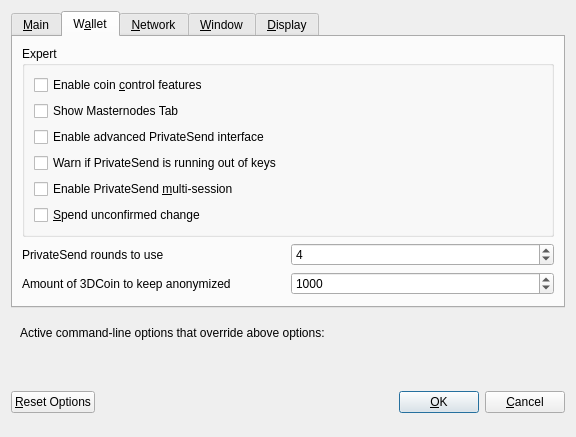
vitruvedz/3dcoin, file src/qt/forms/optionsdialog.ui: the form before one commit.
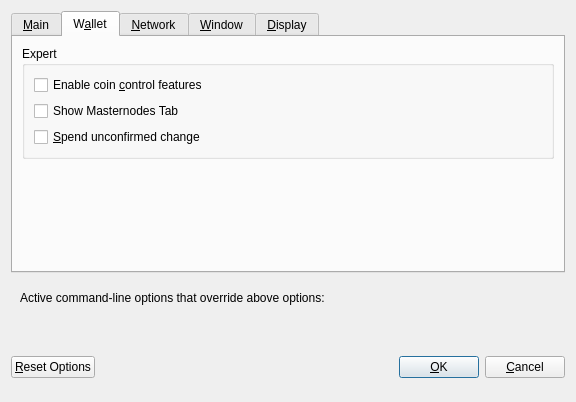
The form after the commit. The open tabs and pages were chosen to show the change. Custom widgets are drawn as their Qt base class.

Diff of the .ui file:
```diff
--- a/src/qt/forms/optionsdialog.ui
+++ b/src/qt/forms/optionsdialog.ui
@@ -163,36 +163,6 @@
             </property>
            </widget>
           </item>
-          <item>
-           <widget class="QCheckBox" name="showAdvancedPSUI">
-            <property name="toolTip">
-             <string>Show additional information and buttons for PrivateSend on overview screen.</string>
-            </property>
-            <property name="text">
-             <string>Enable advanced PrivateSend interface</string>
-            </property>
-           </widget>
-          </item>
-          <item>
-           <widget class="QCheckBox" name="lowKeysWarning">
-            <property name="toolTip">
-             <string>Show warning dialog when PrivateSend detects that wallet has very low number of keys left.</string>
-            </property>
-            <property name="text">
-             <string>Warn if PrivateSend is running out of keys</string>
-            </property>
-           </widget>
-          </item>
-          <item>
-           <widget class="QCheckBox" name="privateSendMultiSession">
-            <property name="toolTip">
-             <string>Whether to use experimental PrivateSend mode with multiple mixing sessions per block.&lt;br/&gt;Note: You must use this feature carefully.&lt;br/&gt;Make sure you always have recent wallet (auto)backup in a safe place!</string>
-            </property>
-            <property name="text">
-             <string>Enable PrivateSend &amp;multi-session</string>
-            </property>
-           </widget>
-          </item>
           <item>
            <widget class="QCheckBox" name="spendZeroConfChange">
             <property name="toolTip">
@@ -206,75 +176,6 @@
          </layout>
         </widget>
        </item>
-       <item>
-        <layout class="QHBoxLayout" name="horizontalLayout_4_Wallet">
-         <item>
-          <widget class="QLabel" name="label">
-           <property name="toolTip">
-            <string>This setting determines the amount of individual masternodes that an input will be anonymized through.&lt;br/&gt;More rounds of anonymization gives a higher degree of privacy, but also costs more in fees.</string>
-           </property>
-           <property name="text">
-            <string>PrivateSend rounds to use</string>
-           </property>
-          </widget>
-         </item>
-         <item>
-          <widget class="QSpinBox" name="privateSendRounds">
-           <property name="minimum">
-            <number>2</number>
-           </property>
-           <property name="maximum">
-            <number>8</number>
-           </property>
-           <property name="value">
-            <number>4</number>
-           </property>
-          </widget>
-         </item>
-        </layout>
-       </item>
-       <item>
-        <layout class="QHBoxLayout" name="horizontalLayout">
-         <item>
-          <widget class="QLabel" name="label_2">
-           <property name="toolTip">
-            <string>This amount acts as a threshold to turn off PrivateSend once it's reached.</string>
-           </property>
-           <property name="statusTip">
-            <string notr="true"/>
-           </property>
-           <property name="whatsThis">
-            <string notr="true"/>
-           </property>
-           <property name="accessibleName">
-            <string notr="true"/>
-           </property>
-           <property name="accessibleDescription">
-            <string notr="true"/>
-           </property>
-           <property name="text">
-            <string>Amount of 3DCoin to keep anonymized</string>
-           </property>
-          </widget>
-         </item>
-         <item>
-          <widget class="QSpinBox" name="privateSendAmount">
-           <property name="minimum">
-            <number>2</number>
-           </property>
-           <property name="maximum">
-            <number>2000</number>
-           </property>
-           <property name="singleStep">
-            <number>10</number>
-           </property>
-           <property name="value">
-            <number>1000</number>
-           </property>
-          </widget>
-         </item>
-        </layout>
-       </item>
        <item>
         <spacer name="verticalSpacer_Wallet">
          <property name="orientation">
```
